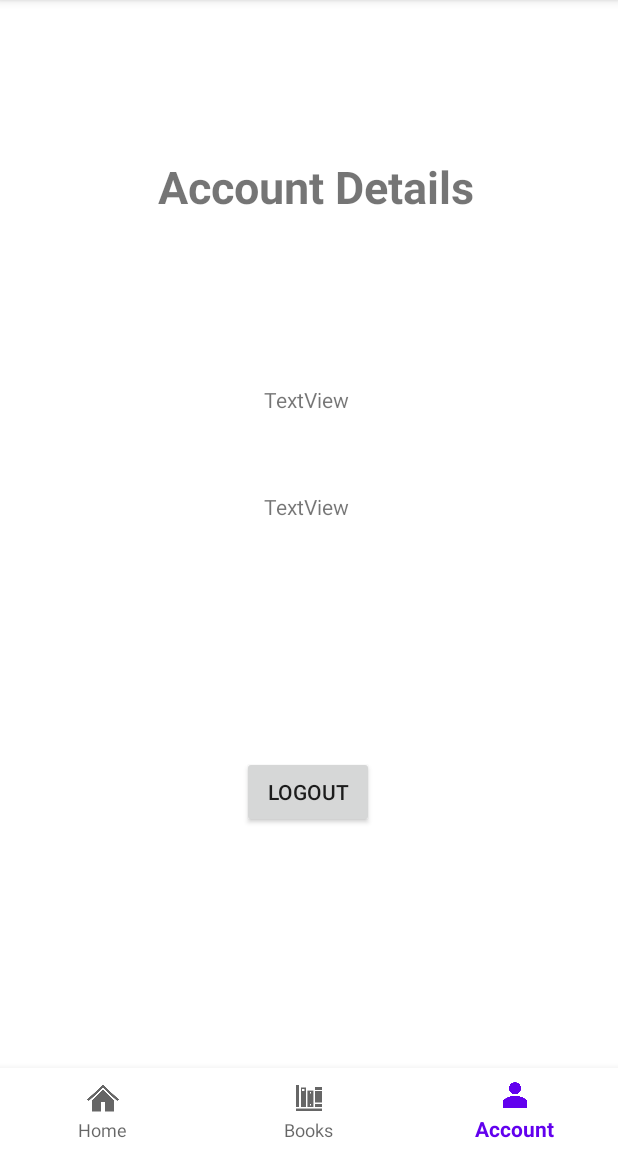
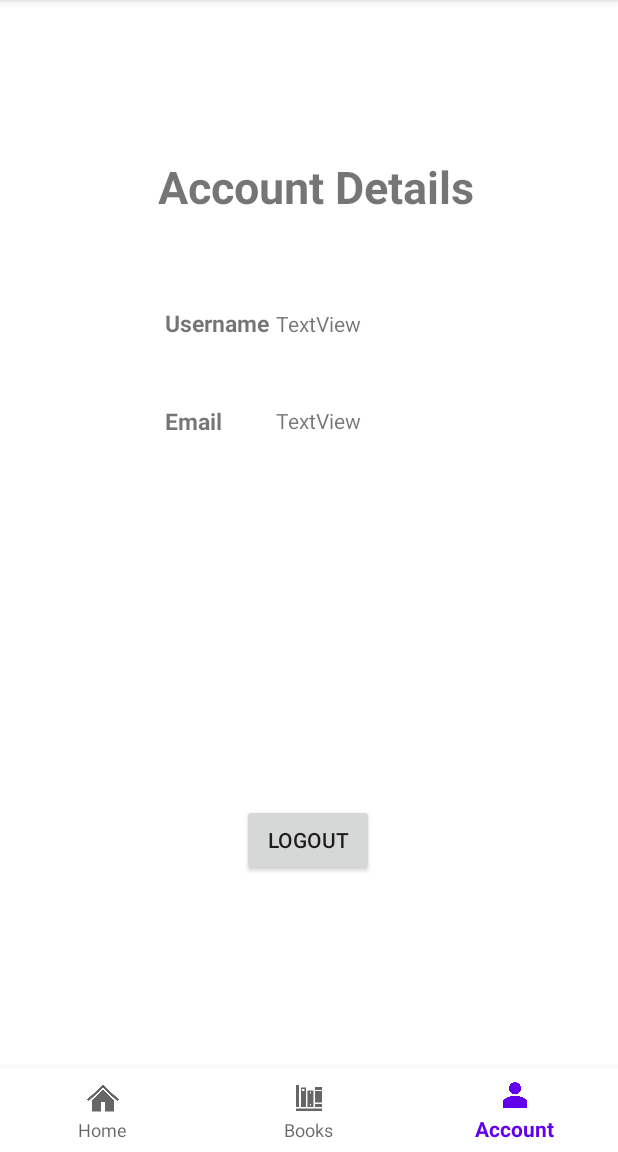
Before and after one commit to nhanpotter/iRead, an Android app: the AccountFragment screen opened through its navigation route, on a phone screen of 412 x 824 dp, the part 84-1236 px from its top. Run offline under Robolectric (Android 15) with nearby library versions, the phone set to English and light mode, and no system bars; our stand-ins replace RxJava, navigation-ui; 2 statements that could not run were skipped.

Commit message:
Modify AccountFragment

```diff
--- a/app/src/main/java/com/example/iread/account/AccountFragment.java
+++ b/app/src/main/java/com/example/iread/account/AccountFragment.java
@@ -1,5 +1,6 @@
 package com.example.iread.account;
 
+import android.content.Context;
 import android.os.Bundle;
 import android.view.LayoutInflater;
 import android.view.View;
@@ -7,17 +8,34 @@ import android.view.ViewGroup;
 import android.widget.Button;
 import android.widget.TextView;
 
+import androidx.annotation.NonNull;
 import androidx.fragment.app.Fragment;
+import androidx.lifecycle.Observer;
+import androidx.navigation.Navigation;
 
+import com.example.iread.MyApplication;
 import com.example.iread.R;
+
+import javax.inject.Inject;
 
 public class AccountFragment extends Fragment {
     private TextView username;
     private TextView email;
     private Button logoutButton;
 
+    @Inject
+    AccountViewModel accountViewModel;
+    @Inject
+    LogoutViewModel logoutViewModel;
+
     public AccountFragment() {
 
+    }
+
+    @Override
+    public void onAttach(@NonNull Context context) {
+        super.onAttach(context);
+        ((MyApplication)MyApplication.applicationContext).appComponent.inject(this);
     }
 
     @Override
@@ -27,7 +45,25 @@ public class AccountFragment extends Fragment {
 
         username = rootview.findViewById(R.id.username);
         email = rootview.findViewById(R.id.email);
+
+        accountViewModel.getUserInfo();
+        accountViewModel.userInfo.observe(getViewLifecycleOwner(), new Observer<User>() {
+            @Override
+            public void onChanged(User user) {
+                username.setText(user.username);
+                email.setText(user.email);
+            }
+        });
+
         logoutButton = rootview.findViewById(R.id.logoutButton);
+
+        logoutButton.setOnClickListener(new View.OnClickListener() {
+            @Override
+            public void onClick(View v) {
+                logoutViewModel.logout();
+                Navigation.findNavController(getView()).navigate(R.id.loginFragment);
+            }
+        });
 
         return rootview;
     }
--- /dev/null
+++ b/app/src/main/java/com/example/iread/account/AccountViewModel.java
@@ -0,0 +1,54 @@
+package com.example.iread.account;
+
+import androidx.lifecycle.LiveData;
+import androidx.lifecycle.MutableLiveData;
+import androidx.lifecycle.ViewModel;
+
+import javax.inject.Inject;
+
+import io.reactivex.rxjava3.android.schedulers.AndroidSchedulers;
+import io.reactivex.rxjava3.core.Single;
+import io.reactivex.rxjava3.disposables.CompositeDisposable;
+import io.reactivex.rxjava3.schedulers.Schedulers;
+
+public class AccountViewModel extends ViewModel {
+    private final AccountRepository accountRepository;
+
+    private CompositeDisposable compositeDisposable = new CompositeDisposable();
+    private MutableLiveData<Boolean> mutableProgress = new MutableLiveData<>();
+    public LiveData<Boolean> progress = mutableProgress;
+    private MutableLiveData<User> mutableUserInfo = new MutableLiveData<>();
+    public LiveData<User> userInfo = mutableUserInfo;
+    private MutableLiveData<String> mutableError = new MutableLiveData<>();
+    public LiveData<String> error = mutableError;
+
+    @Inject
+    public AccountViewModel(AccountRepository accountRepository) {
+        this.accountRepository = accountRepository;
+    }
+
+    public void getUserInfo() {
+        Single<User> userInfoObservable = accountRepository.getUserInfo();
+        compositeDisposable.add(userInfoObservable
+                .subscribeOn(Schedulers.io())
+                .observeOn(AndroidSchedulers.mainThread())
+                .doOnSubscribe(disposable -> {
+                    mutableProgress.setValue(true);
+                })
+                .doFinally(() -> {
+                    mutableProgress.setValue(false);
+                })
+                .subscribe(data -> {
+                    mutableUserInfo.setValue(data);
+                }, error -> {
+                    mutableError.setValue("Unable to get user info");
+                    throw(error);
+                }));
+    }
+
+    @Override
+    protected void onCleared() {
+        super.onCleared();
+        compositeDisposable.clear();
+    }
+}
--- /dev/null
+++ b/app/src/main/java/com/example/iread/account/LogoutViewModel.java
@@ -0,0 +1,58 @@
+package com.example.iread.account;
+
+import androidx.lifecycle.LiveData;
+import androidx.lifecycle.MutableLiveData;
+import androidx.lifecycle.ViewModel;
+
+import javax.inject.Inject;
+
+import io.reactivex.rxjava3.android.schedulers.AndroidSchedulers;
+import io.reactivex.rxjava3.core.Completable;
+import io.reactivex.rxjava3.disposables.CompositeDisposable;
+import io.reactivex.rxjava3.schedulers.Schedulers;
+
+public class LogoutViewModel extends ViewModel {
+    private final AccountRepository accountRepository;
+
+    // Already Initialized
+    private CompositeDisposable compositeDisposable = new CompositeDisposable();
+    private MutableLiveData<Boolean> mutableProgress = new MutableLiveData<>();
+    public LiveData<Boolean> progress = mutableProgress;
+    private MutableLiveData<Boolean> mutableLoggedIn = new MutableLiveData<>();
+    public LiveData<Boolean> loggedIn = mutableLoggedIn;
+    private MutableLiveData<String> mutableError = new MutableLiveData<>();
+    public LiveData<String> error = mutableError;
+
+    @Inject
+    public LogoutViewModel(AccountRepository accountRepository) {
+        this.accountRepository = accountRepository;
+    }
+
+    public boolean isLoggedIn() {
+        return accountRepository.isLoggedIn();
+    }
+
+    public void logout() {
+        Completable logoutObservable = accountRepository.logout();
+        compositeDisposable.add(logoutObservable
+                .subscribeOn(Schedulers.io())
+                .observeOn(AndroidSchedulers.mainThread())
+                .doOnSubscribe(disposable -> {
+                    mutableProgress.setValue(true);
+                })
+                .doFinally(() -> {
+                    mutableProgress.setValue(false);
+                })
+                .subscribe(() -> {
+                    mutableLoggedIn.setValue(false);
+                }, error -> {
+                    mutableError.setValue("Unable to logout");
+                }));
+    }
+
+    @Override
+    protected void onCleared() {
+        super.onCleared();
+        compositeDisposable.clear();
+    }
+}
--- a/app/src/main/java/com/example/iread/di/ApplicationComponent.java
+++ b/app/src/main/java/com/example/iread/di/ApplicationComponent.java
@@ -1,6 +1,7 @@
 package com.example.iread.di;
 
 import com.example.iread.MainActivity;
+import com.example.iread.account.AccountFragment;
 import com.example.iread.account.LoginFragment;
 import com.example.iread.books.BookDetailsFragment;
 import com.example.iread.books.BooksFragment;
@@ -16,5 +17,6 @@ import dagger.Component;
 public interface ApplicationComponent {
     void inject(LoginFragment loginFragment);
     void inject(BooksFragment booksFragment);
+    void inject(AccountFragment accountFragment);
     void inject(BookDetailsFragment bookDetailsFragment);
 }
--- a/app/src/main/res/layout/fragment_account.xml
+++ b/app/src/main/res/layout/fragment_account.xml
@@ -10,7 +10,7 @@
         android:id="@+id/logoutButton"
         android:layout_width="wrap_content"
         android:layout_height="wrap_content"
-        android:layout_marginBottom="216dp"
+        android:layout_marginBottom="184dp"
         android:text="Logout"
         app:layout_constraintBottom_toBottomOf="parent"
         app:layout_constraintEnd_toEndOf="parent"
@@ -25,8 +25,8 @@
         android:layout_marginTop="104dp"
         android:layout_marginEnd="150dp"
         android:text="Account Details"
+        android:textSize="30dp"
         android:textStyle="bold"
-        android:textSize="30dp"
         app:layout_constraintEnd_toEndOf="parent"
         app:layout_constraintHorizontal_bias="0.454"
         app:layout_constraintStart_toStartOf="parent"
@@ -36,8 +36,8 @@
         android:id="@+id/username"
         android:layout_width="wrap_content"
         android:layout_height="wrap_content"
-        android:layout_marginStart="176dp"
-        android:layout_marginTop="112dp"
+        android:layout_marginStart="184dp"
+        android:layout_marginTop="61dp"
         android:text="TextView"
         app:layout_constraintStart_toStartOf="parent"
         app:layout_constraintTop_toBottomOf="@+id/accountText" />
@@ -46,9 +46,36 @@
         android:id="@+id/email"
         android:layout_width="wrap_content"
         android:layout_height="wrap_content"
-        android:layout_marginStart="176dp"
-        android:layout_marginTop="52dp"
+        android:layout_marginStart="184dp"
+        android:layout_marginTop="45dp"
         android:text="TextView"
         app:layout_constraintStart_toStartOf="parent"
         app:layout_constraintTop_toBottomOf="@+id/username" />
+
+    <TextView
+        android:id="@+id/usernameText"
+        android:layout_width="wrap_content"
+        android:layout_height="wrap_content"
+        android:layout_marginStart="95dp"
+        android:layout_marginTop="60dp"
+        android:text="Username"
+        android:textSize="15dp"
+        android:textStyle="bold"
+        app:layout_constraintEnd_toStartOf="@+id/username"
+        app:layout_constraintHorizontal_bias="0.75"
+        app:layout_constraintStart_toStartOf="parent"
+        app:layout_constraintTop_toBottomOf="@+id/accountText" />
+
+    <TextView
+        android:id="@+id/emailText"
+        android:layout_width="wrap_content"
+        android:layout_height="wrap_content"
+        android:layout_marginTop="44dp"
+        android:layout_marginEnd="36dp"
+        android:text="Email"
+        android:textStyle="bold"
+        android:textSize="15dp"
+        app:layout_constraintEnd_toStartOf="@+id/email"
+        app:layout_constraintTop_toBottomOf="@+id/usernameText" />
+
 </androidx.constraintlayout.widget.ConstraintLayout>
--- a/app/src/main/res/layout/fragment_bookdetails.xml
+++ b/app/src/main/res/layout/fragment_bookdetails.xml
@@ -61,7 +61,7 @@
         android:numStars="5"
         android:scaleX="0.5"
         android:scaleY="0.5"
-        android:stepSize="0.5"
+        android:stepSize="1"
         app:layout_constraintBottom_toTopOf="@+id/description"
         app:layout_constraintEnd_toEndOf="parent" />
 
```
